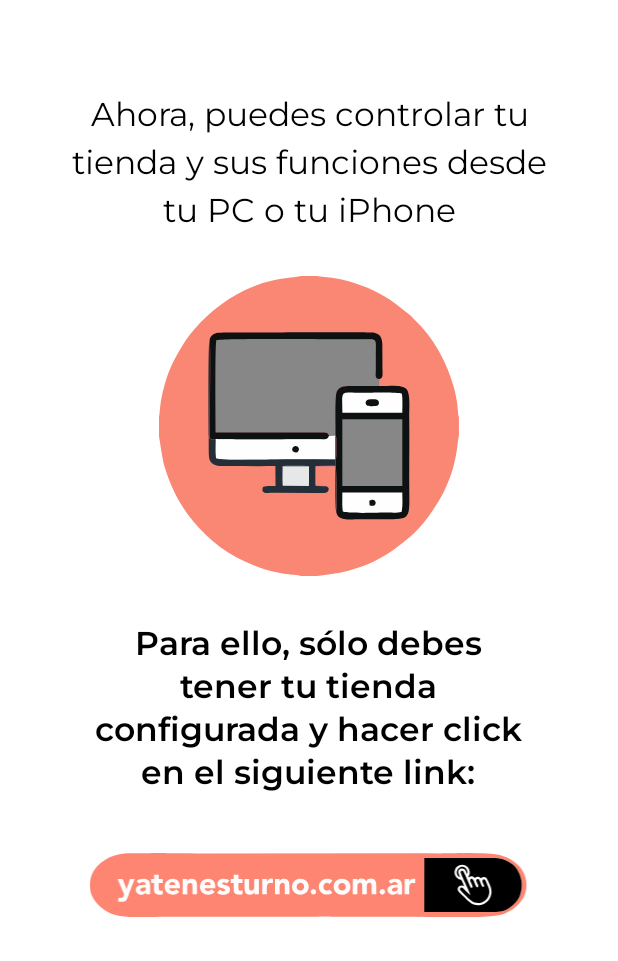
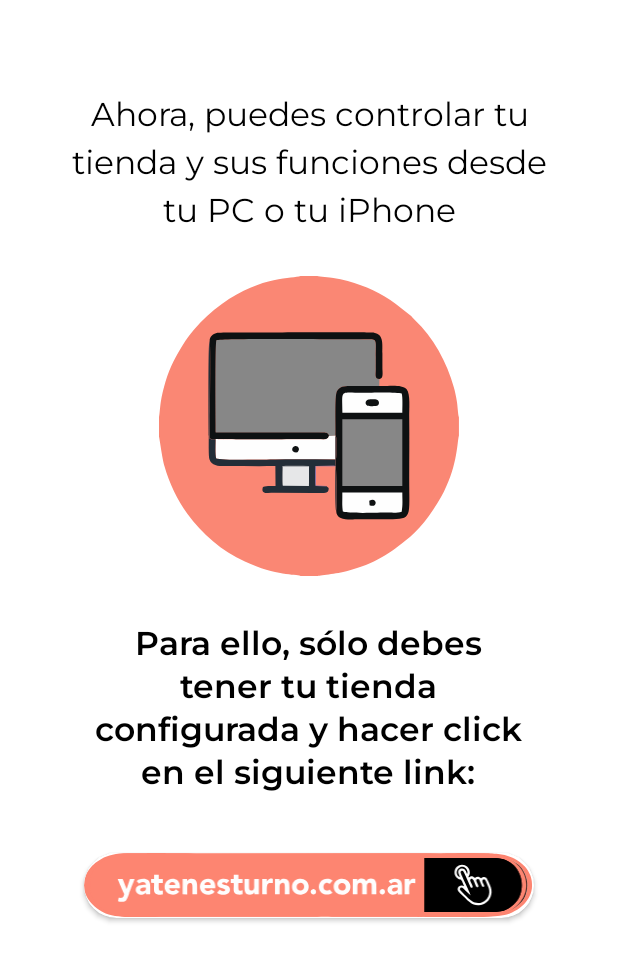
Before and after one commit to BustosNahu/Ya-tenes-turno, an Android app built with Jetpack Compose: the layout open_web_layout.xml on its own in the app's theme, with its tools: preview values and no code run, on a phone screen of 412 x 824 dp. Shown: the top 961 px of the screen. Run offline under Robolectric (Android 15) with nearby library versions, the phone set to English and light mode, and no system bars.

Commit message:
ultimos cambios TERMINADOS 10/04

```diff
--- a/app/build.gradle
+++ b/app/build.gradle
@@ -117,8 +117,10 @@ dependencies {
     implementation 'androidx.fragment:fragment-ktx:1.5.2'
     implementation 'com.toptoche.searchablespinner:searchablespinnerlibrary:1.3.1'
 
-    //animaciones
+    //animaciones //shimmer anim
     implementation 'com.airbnb.android:lottie:5.2.0'
+    implementation 'com.facebook.shimmer:shimmer:0.5.0'
+
 
     implementation 'androidx.viewpager2:viewpager2:1.0.0'
     implementation 'com.google.android.material:material:1.6.1'
--- a/app/src/main/res/layout/open_web_layout.xml
+++ b/app/src/main/res/layout/open_web_layout.xml
@@ -1,6 +1,5 @@
 <?xml version="1.0" encoding="utf-8"?>
-<androidx.constraintlayout.widget.ConstraintLayout
-    xmlns:android="http://schemas.android.com/apk/res/android"
+<androidx.constraintlayout.widget.ConstraintLayout xmlns:android="http://schemas.android.com/apk/res/android"
     xmlns:app="http://schemas.android.com/apk/res-auto"
     xmlns:tools="http://schemas.android.com/tools"
     android:layout_width="match_parent"
@@ -84,18 +83,28 @@
             android:text="en el siguiente link:"
             android:textSize="22sp" />
 
-        <ImageView
-            android:id="@+id/iv_web_link"
-            android:layout_width="300dp"
-            android:layout_height="43dp"
+        <androidx.cardview.widget.CardView
+            android:layout_width="wrap_content"
+            android:layout_height="wrap_content"
+            android:layout_marginTop="40dp"
+            app:cardBackgroundColor="#FFFFFF"
+            app:cardCornerRadius="35dp"
+            android:layout_centerHorizontal="true"
             android:layout_below="@id/tv_seventh"
-            android:layout_centerHorizontal="true"
-            android:layout_marginTop="40dp"
             android:layout_marginBottom="5dp"
-            android:clickable="true"
-            android:foreground="?android:attr/selectableItemBackground"
-            android:foregroundGravity="bottom"
-            android:src="@drawable/ic_web_link" />
+            >
+
+            <ImageView
+                android:id="@+id/iv_web_link"
+                android:layout_width="300dp"
+                android:layout_height="43dp"
+                android:clickable="true"
+                android:foreground="?android:attr/selectableItemBackground"
+                android:src="@drawable/ic_web_link"
+                android:background="@drawable/ic_web_link"
+
+                />
+        </androidx.cardview.widget.CardView>
 
 
     </RelativeLayout>
```
Also changed, not shown: app/src/main/java/com/yatenesturno/activities/web_view/OpenWebActivity.java (+20 -2 lines).
